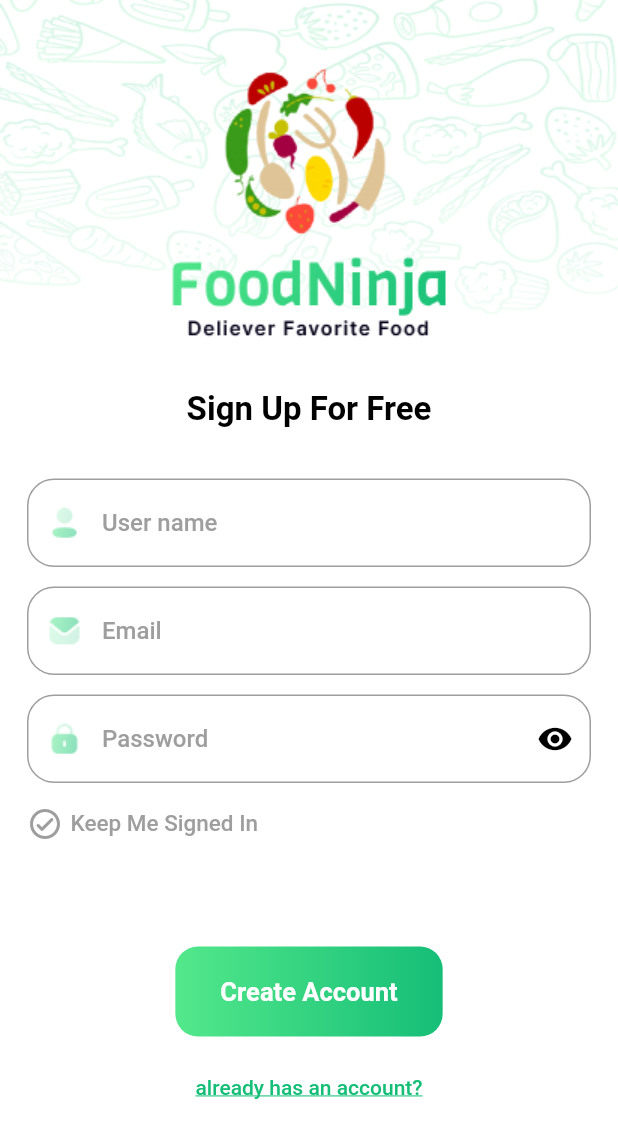
After one commit to tamdev3241/Food-Delivery-App, a Flutter app: the SignUpScreen screen opened by its route, on a phone screen of 412 x 824 dp. The commit adds this screen. Shown: the top 1138 px of the screen. Run offline on Flutter 3.47's test engine with Material 2 defaults, Android fonts, the phone set to English and light mode, and no system bars; Roboto replaces fonts that are missing (Roboto-Bold, Roboto-Thin).

Commit message:
add sign up screen

```diff
--- a/lib/App.dart
+++ b/lib/App.dart
@@ -1,8 +1,8 @@
 import 'package:flutter/material.dart';
-import 'package:food_delivery_app/src/routes/route_controller.dart';
-import 'package:food_delivery_app/styles/theme.dart';
 
+import 'src/routes/route_controller.dart';
 import 'src/routes/route_names.dart';
+import 'src/styles/theme.dart';
 
 class App extends StatefulWidget {
   const App({Key? key}) : super(key: key);
--- a/lib/src/constants/app_assets.dart
+++ b/lib/src/constants/app_assets.dart
@@ -3,4 +3,7 @@ class AppAssets {
   static const String logo = 'assets/images/logo.png';
   static const String onBoarding1 = 'assets/images/onboarding1.png';
   static const String onBoarding2 = 'assets/images/onboarding2.png';
+  static const String profileIcon = 'assets/images/profile_icon.png';
+  static const String emailIcon = 'assets/images/email_icon.png';
+  static const String lockIcon = 'assets/images/lock_icon.png';
 }
--- a/lib/src/constants/app_strings.dart
+++ b/lib/src/constants/app_strings.dart
@@ -7,4 +7,20 @@ class AppStrings {
   static const String onBoardingSubTitle2 =
       'Enjoy a fast and smooth food delivery at\nyour doorstep';
   static const String nextButton = 'Next';
+  static const String signUpTitle = 'Sign Up For Free';
+  static const String userNameHintText = 'User name';
+  static const String emailHintText = 'Email';
+  static const String passHintText = 'Password';
+  static const String keepSignIn = 'Keep Me Signed In';
+  static const String createAccount = 'Create Account';
+  static const String hasAnAccount = 'already has an account?';
+  static const String userNameRequired = 'Please enter user name!';
+  static const String userNameValid =
+      'User name must be between 5 and 30 characters!';
+  static const String emailRequired = 'Please enter your email address!';
+  static const String emailValid =
+      'Please enter a valid email address. \nExample: hello@gmail.com';
+  static const String passwordRequired = 'Please enter your password!';
+  static const String passwordValid =
+      'Password must has at least 8 characters that \ninclude at least 1 lower case character,\n1 upper case charater, 1 number,\nand 1 special character in (!@#\$%^&*)';
 }
--- /dev/null
+++ b/lib/src/helpers/string_helper.dart
@@ -0,0 +1,3 @@
+class StringHelper {
+  static bool isNullOrEmpty(String? str) => str == null || str.isEmpty;
+}
--- a/lib/src/routes/route_controller.dart
+++ b/lib/src/routes/route_controller.dart
@@ -2,7 +2,8 @@ import 'package:flutter/cupertino.dart';
 
 import '../screens/not_found_screen.dart';
 import '../screens/on_boarding_screen/on_boarding_screen.dart';
-import '../screens/sign_up_screen.dart';
+import '../screens/sign_up_proccess_screen.dart';
+import '../screens/sign_up_screen/sign_up_screen.dart';
 import '../screens/splash_screen.dart';
 import 'route_names.dart';
 
@@ -16,6 +17,8 @@ class RouteController {
           return const OnBoardingScreen();
         case RouteNames.signUp:
           return const SignUpScreen();
+        case RouteNames.signUpProcess:
+          return const SignUpProccessScreen();
         default:
           return const NotFoundScreen();
       }
--- a/lib/src/routes/route_names.dart
+++ b/lib/src/routes/route_names.dart
@@ -2,4 +2,5 @@ class RouteNames {
   static const String initial = '/';
   static const String onBoarding = '/onBoarding';
   static const String signUp = '/SignUp';
+  static const String signUpProcess = '/SignUpProcess';
 }
--- a/lib/src/screens/on_boarding_screen/on_boarding_screen.dart
+++ b/lib/src/screens/on_boarding_screen/on_boarding_screen.dart
@@ -1,9 +1,9 @@
 import 'package:flutter/material.dart';
 
-import '../../../widgets/common_button.dart';
 import '../../constants/app_assets.dart';
 import '../../constants/app_strings.dart';
 import '../../routes/route_names.dart';
+import '../../widgets/common_button.dart';
 import 'widgets/on_boarding_pager.dart';
 
 class OnBoardingScreen extends StatefulWidget {
--- a/lib/src/screens/sign_up_screen.dart
+++ b/lib/src/screens/sign_up_proccess_screen.dart
@@ -1,13 +1,13 @@
 import 'package:flutter/material.dart';
 
-class SignUpScreen extends StatelessWidget {
-  const SignUpScreen({Key? key}) : super(key: key);
+class SignUpProccessScreen extends StatelessWidget {
+  const SignUpProccessScreen({Key? key}) : super(key: key);
 
   @override
   Widget build(BuildContext context) {
     return Scaffold(
       body: Center(
-        child: Text('SignUp Screen'),
+        child: Text('Sign up proccess screen'),
       ),
     );
   }
--- /dev/null
+++ b/lib/src/screens/sign_up_screen/sign_up_screen.dart
@@ -0,0 +1,47 @@
+import 'package:flutter/material.dart';
+
+import '../../constants/app_assets.dart';
+import '../../constants/app_strings.dart';
+import '../../widgets/logo_app.dart';
+import 'widgets/sign_up_form.dart';
+
+class SignUpScreen extends StatefulWidget {
+  const SignUpScreen({Key? key}) : super(key: key);
+
+  @override
+  State<SignUpScreen> createState() => _SignUpScreenState();
+}
+
+class _SignUpScreenState extends State<SignUpScreen> {
+  @override
+  Widget build(BuildContext context) {
+    return Scaffold(
+      resizeToAvoidBottomInset: true,
+      body: Container(
+        decoration: const BoxDecoration(
+          image: DecorationImage(
+            image: AssetImage(
+              AppAssets.background,
+            ),
+            fit: BoxFit.fill,
+          ),
+        ),
+        child: SingleChildScrollView(
+          child: Column(
+            mainAxisSize: MainAxisSize.max,
+            children: [
+              const LogoApp(),
+              const SizedBox(height: 10.0),
+              Text(
+                AppStrings.signUpTitle,
+                style: Theme.of(context).textTheme.headline6,
+              ),
+              const SizedBox(height: 25.0),
+              const SignUpForm()
+            ],
+          ),
+        ),
+      ),
+    );
+  }
+}
--- /dev/null
+++ b/lib/src/screens/sign_up_screen/widgets/sign_up_form.dart
@@ -0,0 +1,167 @@
+import 'package:flutter/material.dart';
+
+import '../../../constants/app_assets.dart';
+import '../../../constants/app_colors.dart';
+import '../../../constants/app_strings.dart';
+import '../../../helpers/string_helper.dart';
+import '../../../routes/route_names.dart';
+import '../../../styles/custome_style.dart';
+import '../../../utils/validators.dart';
+import '../../../widgets/common_button.dart';
+import 'sign_up_form_field.dart';
+
+class SignUpForm extends StatefulWidget {
+  const SignUpForm({
+    Key? key,
+  }) : super(key: key);
+
+  @override
+  State<SignUpForm> createState() => _SignUpFormState();
+}
+
+class _SignUpFormState extends State<SignUpForm> {
+  final TextEditingController userNameController = TextEditingController();
+  final TextEditingController emailController = TextEditingController();
+  final TextEditingController passWordController = TextEditingController();
+  final GlobalKey<FormState> formKey = GlobalKey<FormState>();
+  bool isKeepSignIn = false;
+
+  void onChangeKeepSignIn() {
+    setState(() {
+      isKeepSignIn = !isKeepSignIn;
+    });
+  }
+
+  String? onValidateUserName(String? userName) {
+    if (StringHelper.isNullOrEmpty(userName)) {
+      return AppStrings.userNameRequired;
+    }
+    if (!Validators.isValidUserName(userName!)) {
+      return AppStrings.userNameValid;
+    }
+    return null;
+  }
+
+  String? onValidateEmail(String? email) {
+    if (StringHelper.isNullOrEmpty(email)) {
+      return AppStrings.emailRequired;
+    }
+    if (!Validators.isValidEmaill(email!)) {
+      return AppStrings.emailValid;
+    }
+    return null;
+  }
+
+  String? onValidatePassword(String? password) {
+    if (StringHelper.isNullOrEmpty(password)) {
+      return AppStrings.passwordRequired;
+    }
+    if (!Validators.isValidPassword(password!)) {
+      return AppStrings.passwordValid;
+    }
+    return null;
+  }
+
+  void onSignUp() {
+    FocusScope.of(context).unfocus();
+    if (formKey.currentState!.validate() && isKeepSignIn) {
+      Future.delayed(const Duration(milliseconds: 500)).whenComplete(
+        () => Navigator.of(context).pushNamed(RouteNames.signUpProcess),
+      );
+    }
+  }
+
+  @override
+  Widget build(BuildContext context) {
+    return Padding(
+      padding: const EdgeInsets.symmetric(horizontal: 10.0),
+      child: Form(
+        key: formKey,
+        child: Padding(
+          padding: const EdgeInsets.all(8.0),
+          child: Column(
+            mainAxisSize: MainAxisSize.max,
+            children: [
+              SignUpFormField(
+                controller: userNameController,
+                hindText: AppStrings.userNameHintText,
+                icon: Image.asset(
+                  AppAssets.profileIcon,
+                  height: 50.0,
+                  width: 50.0,
+                ),
+                validate: (userName) => onValidateUserName(userName),
+              ),
+              const SizedBox(height: 13.0),
+              SignUpFormField(
+                controller: emailController,
+                hindText: AppStrings.emailHintText,
+                icon: Image.asset(
+                  AppAssets.emailIcon,
+                  height: 50.0,
+                  width: 50.0,
+                ),
+                validate: (email) => onValidateEmail(email),
+              ),
+              const SizedBox(height: 13.0),
+              SignUpFormField(
+                controller: passWordController,
+                hindText: AppStrings.passHintText,
+                icon: Image.asset(
+                  AppAssets.lockIcon,
+                  height: 50.0,
+                  width: 50.0,
+                ),
+                isPassword: true,
+                validate: (password) => onValidatePassword(password),
+              ),
+              const SizedBox(height: 15.0),
+              Row(
+                children: [
+                  GestureDetector(
+                    onTap: () => onChangeKeepSignIn(),
+                    child: Icon(
+                      isKeepSignIn
+                          ? Icons.check_circle_rounded
+                          : Icons.check_circle_outline_rounded,
+                      color: isKeepSignIn ? AppColors.darkGreen : Colors.grey,
+                    ),
+                  ),
+                  const SizedBox(width: 5.0),
+                  Text(
+                    AppStrings.keepSignIn,
+                    style: CustomeStyle.thinStyle.copyWith(
+                      fontSize: 15.0,
+                    ),
+                  ),
+                ],
+              ),
+              const SizedBox(height: 70.0),
+              CommonButton(
+                title: AppStrings.createAccount,
+                padding: const EdgeInsets.symmetric(
+                  horizontal: 30.0,
+                  vertical: 20.0,
+                ),
+                onPressed: () => onSignUp(),
+              ),
+              Padding(
+                padding: const EdgeInsets.symmetric(vertical: 10.0),
+                child: TextButton(
+                  onPressed: () {},
+                  child: const Text(
+                    AppStrings.hasAnAccount,
+                    style: TextStyle(
+                      color: AppColors.darkGreen,
+                      decoration: TextDecoration.underline,
+                    ),
+                  ),
+                ),
+              ),
+            ],
+          ),
+        ),
+      ),
+    );
+  }
+}
--- /dev/null
+++ b/lib/src/screens/sign_up_screen/widgets/sign_up_form_field.dart
@@ -0,0 +1,84 @@
+import 'package:flutter/material.dart';
+
+import '../../../constants/app_colors.dart';
+import '../../../styles/custome_style.dart';
+
+class SignUpFormField extends StatefulWidget {
+  final TextEditingController? controller;
+  final String? hindText;
+  final EdgeInsetsGeometry? padding;
+  final Widget? icon;
+  final bool? isPassword;
+  final String? Function(String? str)? validate;
+  const SignUpFormField({
+    Key? key,
+    this.hindText,
+    this.controller,
+    this.icon,
+    this.padding,
+    this.isPassword,
+    this.validate,
+  }) : super(key: key);
+
+  @override
+  State<SignUpFormField> createState() => _SignUpFormFieldState();
+}
+
+class _SignUpFormFieldState extends State<SignUpFormField> {
+  bool isShowPass = false;
+  bool? isPassword;
+
+  @override
+  void initState() {
+    isPassword = widget.isPassword ?? false;
+    super.initState();
+  }
+
+  @override
+  Widget build(BuildContext context) {
+    Widget? iconWidget =
+        widget.icon.runtimeType == Icon || widget.icon.runtimeType == Image
+            ? widget.icon
+            : const SizedBox.shrink();
+    return TextFormField(
+      controller: widget.controller,
+      style: CustomeStyle.thinStyle,
+      obscureText: isShowPass,
+      obscuringCharacter: '*',
+      cursorColor: AppColors.darkGreen,
+      decoration: InputDecoration(
+        prefixIcon: iconWidget,
+        suffixIcon: isPassword!
+            ? GestureDetector(
+                onTap: (() => setState(() => isShowPass = !isShowPass)),
+                child: Icon(
+                  isShowPass ? Icons.visibility_off : Icons.visibility,
+                  color: Colors.black,
+                ),
+              )
+            : const SizedBox.shrink(),
+        hintText: widget.hindText,
+        hintStyle: CustomeStyle.thinStyle,
+        errorStyle: const TextStyle(
+          fontSize: 15.0,
+          height: 1.2,
+        ),
+        border: OutlineInputBorder(
+          borderRadius: BorderRadius.circular(18.0),
+          borderSide: const BorderSide(
+            color: Color(0xFFF4F4F4),
+            width: 0.2,
+          ),
+        ),
+        focusedBorder: OutlineInputBorder(
+          borderRadius: BorderRadius.circular(15.0),
+          borderSide: const BorderSide(
+            color: AppColors.darkGreen,
+            width: 1.5,
+          ),
+        ),
+      ),
+      validator: widget.validate,
+    );
+  }
+}
--- a/lib/styles/custome_style.dart
+++ b/lib/src/styles/custome_style.dart
@@ -3,8 +3,13 @@ import 'package:flutter/material.dart';
 class CustomeStyle {
   static const TextStyle commonButtonTextStyle = TextStyle(
     fontWeight: FontWeight.w700,
-    fontSize: 16.0,
+    fontSize: 17.0,
     color: Colors.white,
     fontFamily: 'Roboto-Bold',
   );
+
+  static const TextStyle thinStyle = TextStyle(
+    fontFamily: 'Roboto-Thin',
+    color: Colors.grey,
+  );
 }
--- /dev/null
+++ b/lib/src/utils/validators.dart
@@ -0,0 +1,13 @@
+class Validators {
+  static final RegExp _emailRegExp = RegExp(
+    r'^[a-zA-Z.][a-zA-Z0-9_\.]{3,32}@[a-zA-Z]{2,}(\.[a-zA-Z]{2,4}){1,2}$',
+  );
+  static final RegExp _passwordRegExp = RegExp(
+    r'^(?=.*[0-9])(?=.*[a-z])(?=.*[A-Z])(?=.*[\W]).{8,}$',
+  );
+  static bool isValidUserName(String userName) =>
+      userName.length >= 5 && userName.length <= 30;
+  static bool isValidPassword(String password) =>
+      _passwordRegExp.hasMatch(password);
+  static bool isValidEmaill(String email) => _emailRegExp.hasMatch(email);
+}
--- a/lib/widgets/common_button.dart
+++ b/lib/src/widgets/common_button.dart
@@ -1,15 +1,17 @@
 import 'package:flutter/material.dart';
 
-import '../src/constants/app_colors.dart';
+import '../constants/app_colors.dart';
 import '../styles/custome_style.dart';
 
 class CommonButton extends StatelessWidget {
   final String title;
+  final EdgeInsetsGeometry? padding;
   final Function()? onPressed;
   const CommonButton({
     Key? key,
     required this.title,
     required this.onPressed,
+    this.padding,
   }) : super(key: key);
 
   @override
@@ -17,10 +19,11 @@ class CommonButton extends StatelessWidget {
     return GestureDetector(
       onTap: onPressed,
       child: Container(
-        padding: const EdgeInsets.symmetric(
-          horizontal: 50.0,
-          vertical: 15.0,
-        ),
+        padding: padding ??
+            const EdgeInsets.symmetric(
+              horizontal: 50.0,
+              vertical: 15.0,
+            ),
         decoration: BoxDecoration(
           borderRadius: BorderRadius.circular(15.0),
           gradient: AppColors.greenGradianColor,
--- /dev/null
+++ b/lib/src/widgets/logo_app.dart
@@ -0,0 +1,17 @@
+import 'package:flutter/material.dart';
+
+import '../constants/app_assets.dart';
+
+class LogoApp extends StatelessWidget {
+  final double? size;
+  const LogoApp({Key? key, this.size}) : super(key: key);
+
+  @override
+  Widget build(BuildContext context) {
+    return SizedBox(
+      height: size ?? 250.0,
+      width: size ?? 250.0,
+      child: Image.asset(AppAssets.logo),
+    );
+  }
+}
```
Also changed, not shown: assets/images/email_icon.png (added), assets/images/lock_icon.png (added), assets/images/profile_icon.png (added), lib/src/styles/theme.dart (renamed from lib/styles/theme.dart).
